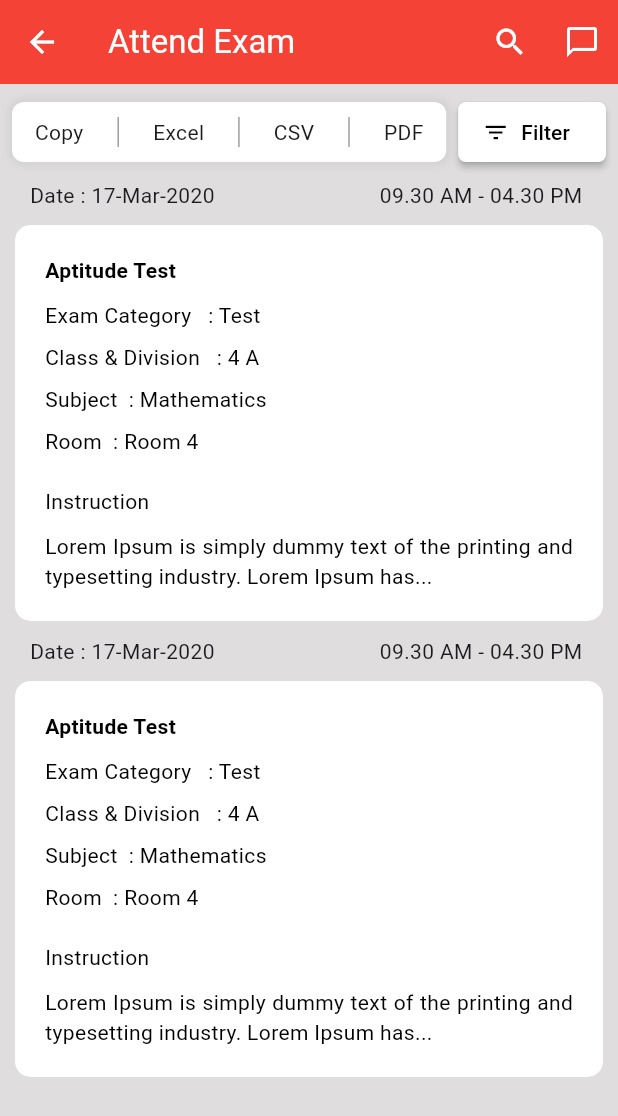
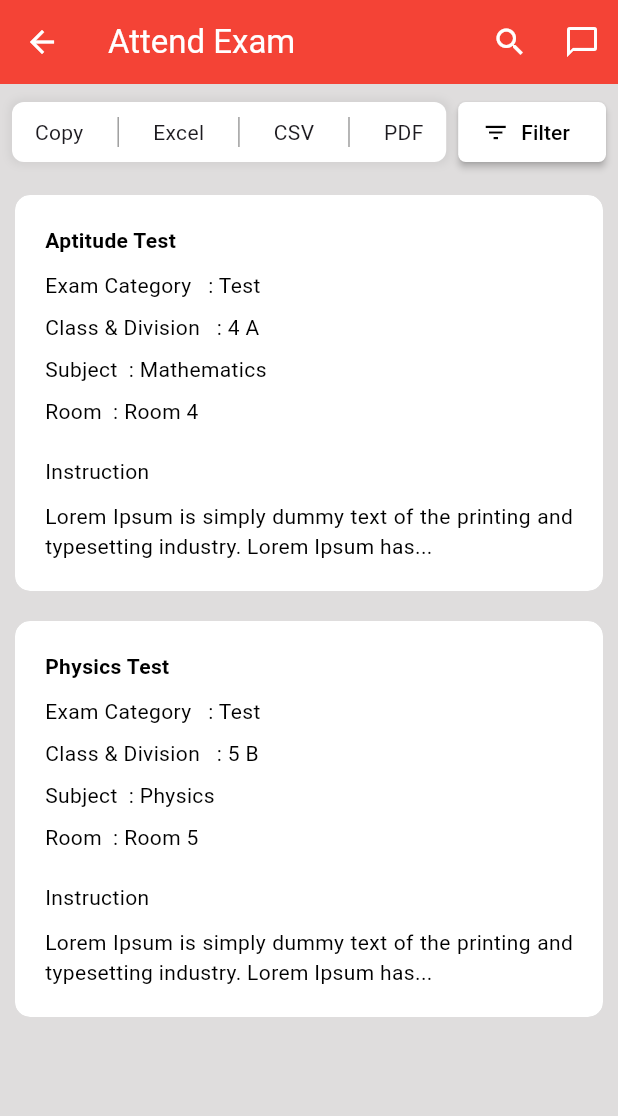
Before and after one commit to anjaleenama/JEETMEET, a Flutter app: the AttendExam screen opened directly, on a phone screen of 412 x 824 dp. Shown: the top 1116 px of the screen. Run offline on Flutter 3.47's test engine with Material 3 defaults, Android fonts, the light colour scheme and no system bars; our stand-ins replace table_calendar.

Commit message:
keerthana done

```diff
--- a/lib/Exam_result1.dart
+++ b/lib/Exam_result1.dart
@@ -1,5 +1,4 @@
 import 'package:flutter/material.dart';
-import 'package:jeet_meet/Exam_result3.dart';
 
 void main() {
   runApp(const MyApp());
@@ -48,7 +47,7 @@ class _ExamResultScreenState extends State<ExamResultScreen> {
       ),
       body: Column(
         children: [
-          // Exam Details Header
+
           GestureDetector(
             onTap: () {
               setState(() {
@@ -136,9 +135,7 @@ class ExamQuestionCard extends StatelessWidget {
             Align(
               alignment: Alignment.center,
               child: ElevatedButton(
-                onPressed: () {
-                  Navigator.push(context, MaterialPageRoute(builder: (context)=>ExamResult3()));
-                },
+                onPressed: () {},
                 style: ElevatedButton.styleFrom(
                   backgroundColor: Colors.purple.shade600,
                   shape: RoundedRectangleBorder(borderRadius: BorderRadius.circular(8)),
--- a/lib/Exam_result3.dart
+++ b/lib/Exam_result3.dart
@@ -1,5 +1,4 @@
 import 'package:flutter/material.dart';
-import 'package:jeet_meet/Exam_result2.dart';
 
 
 void main(List<String> args) {
@@ -200,9 +199,7 @@ class ExamResult3 extends StatelessWidget {
                   backgroundColor: const Color.fromARGB(255, 23, 2, 75),
                   shape: RoundedRectangleBorder(borderRadius: BorderRadius.circular(6)),
                 ),
-                onPressed: () {
-                    Navigator.push(context, MaterialPageRoute(builder: (context)=>ExamResultScreen1()));
-                },
+                onPressed: () {},
                child:Text("View",style:TextStyle(
                 color: Colors.white
                ),)),
--- a/lib/attend_exam.dart
+++ b/lib/attend_exam.dart
@@ -1,5 +1,4 @@
 import 'package:flutter/material.dart';
-
 
 void main(List<String> args) {
   runApp(Myapp());
@@ -23,6 +22,29 @@ class AttendExam extends StatelessWidget {
   @override
   Widget build(BuildContext context) {
 
+    List<Map<String, String>> exams = [
+      {
+        'date': '17-Mar-2020',
+        'time': '09.30 AM - 04.30 PM',
+        'examName': 'Aptitude Test',
+        'examCategory': 'Test',
+        'classDivision': '4 A',
+        'subject': 'Mathematics',
+        'room': 'Room 4',
+        'instructions': 'Lorem Ipsum is simply dummy text of the printing and typesetting industry. Lorem Ipsum has...'
+      },
+      {
+        'date': '18-Mar-2020',
+        'time': '10.00 AM - 05.00 PM',
+        'examName': 'Physics Test',
+        'examCategory': 'Test',
+        'classDivision': '5 B',
+        'subject': 'Physics',
+        'room': 'Room 5',
+        'instructions': 'Lorem Ipsum is simply dummy text of the printing and typesetting industry. Lorem Ipsum has...'
+      },
+
+    ];
 
     return Scaffold(
       backgroundColor: const Color.fromARGB(255, 223, 221, 221),
@@ -35,8 +57,10 @@ class AttendExam extends StatelessWidget {
           IconButton(icon: const Icon(Icons.chat_bubble_outline, color: Colors.white), onPressed: () {}),
         ],
       ),
-      body: Column(
+      body: SingleChildScrollView(
+        child: Column(
           children: [
+
             Padding(
               padding: const EdgeInsets.all(8.0),
               child: Row(
@@ -78,34 +102,23 @@ class AttendExam extends StatelessWidget {
                       foregroundColor: Colors.black,
                       elevation: 2,
                       shape: RoundedRectangleBorder(
-      borderRadius: BorderRadius.circular(5), // Adjust this value to decrease the radius
+                        borderRadius: BorderRadius.circular(5),
                       ),
                     ),
                     onPressed: () {},
                     icon: const Icon(Icons.filter_list),
                     label: const Text("Filter"),
-),],
+                  ),
+                ],
               ),
             ),
 
-          Padding(
-            padding: const EdgeInsets.only(),
-            child: Row(
-             children: [
-              Padding(
-                padding: const EdgeInsets.symmetric(horizontal: 20),
-                child: Row(
-                  children: [
-                    Text("Date : 17-Mar-2020"),
-                    SizedBox(width:110),
-                    Text("09.30 AM - 04.30 PM"),
-                  ],
-                ),
-              )
-             ],
-            ),
-          ),
-          Padding(
+            ListView.builder(
+              shrinkWrap: true,
+              physics: NeverScrollableScrollPhysics(),
+              itemCount: exams.length,
+              itemBuilder: (context, index) {
+                return Padding(
                   padding: const EdgeInsets.all(10),
                   child: Container(
                     padding: EdgeInsets.all(20.0),
@@ -115,17 +128,14 @@ class AttendExam extends StatelessWidget {
                       boxShadow: [
                         BoxShadow(
                           color: Colors.grey.withOpacity(0.5),
-
-
                         ),
                       ],
                     ),
-
                     child: Column(
                       crossAxisAlignment: CrossAxisAlignment.start,
                       children: [
                         Text(
-                'Aptitude Test',
+                          exams[index]['examName']!,
                           style: TextStyle(
                             fontSize: 14,
                             fontWeight: FontWeight.bold,
@@ -134,7 +144,7 @@ class AttendExam extends StatelessWidget {
                         ),
                         SizedBox(height: 10),
                         Text(
-                'Exam Category   : Test',
+                          'Exam Category   : ${exams[index]['examCategory']}',
                           style: TextStyle(
                             fontSize: 14,
                             color: Colors.black,
@@ -142,7 +152,7 @@ class AttendExam extends StatelessWidget {
                         ),
                         SizedBox(height: 8),
                         Text(
-                'Class & Division   : 4 A',
+                          'Class & Division   : ${exams[index]['classDivision']}',
                           style: TextStyle(
                             fontSize: 14,
                             color: Colors.black,
@@ -150,7 +160,7 @@ class AttendExam extends StatelessWidget {
                         ),
                         SizedBox(height: 8),
                         Text(
-                'Subject  : Mathematics',
+                          'Subject  : ${exams[index]['subject']}',
                           style: TextStyle(
                             fontSize: 14,
                             color: Colors.black,
@@ -158,7 +168,7 @@ class AttendExam extends StatelessWidget {
                         ),
                         SizedBox(height: 8),
                         Text(
-                'Room  : Room 4',
+                          'Room  : ${exams[index]['room']}',
                           style: TextStyle(
                             fontSize: 14,
                             color: Colors.black,
@@ -169,13 +179,12 @@ class AttendExam extends StatelessWidget {
                           'Instruction',
                           style: TextStyle(
                             fontSize: 14,
-
                             color: Colors.black,
                           ),
                         ),
                         SizedBox(height: 10),
                         Text(
-                'Lorem Ipsum is simply dummy text of the printing and typesetting industry. Lorem Ipsum has...',
+                          exams[index]['instructions']!,
                           style: TextStyle(
                             fontSize: 14,
                             color: Colors.black,
@@ -185,108 +194,12 @@ class AttendExam extends StatelessWidget {
                       ],
                     ),
                   ),
-      ),
-        Padding(
-            padding: const EdgeInsets.only(),
-            child: Row(
-             children: [
-              Padding(
-                padding: const EdgeInsets.symmetric(horizontal: 20),
-                child: Row(
-                  children: [
-                    Text("Date : 17-Mar-2020"),
-                    SizedBox(width:110),
-                    Text("09.30 AM - 04.30 PM"),
-                  ],
-                ),
-              )
-             ],
-            ),
-          ),
-          Padding(
-            padding: const EdgeInsets.all(10),
-            child: Container(
-          padding: EdgeInsets.all(20.0),
-          decoration: BoxDecoration(
-            color: Colors.white,
-            borderRadius: BorderRadius.circular(10),
-            boxShadow: [
-              BoxShadow(
-                color: Colors.grey.withOpacity(0.5),
-
-
-              ),
-            ],
-          ),
-
-          child: Column(
-            crossAxisAlignment: CrossAxisAlignment.start,
-            children: [
-              Text(
-                'Aptitude Test',
-                style: TextStyle(
-                  fontSize: 14,
-                  fontWeight: FontWeight.bold,
-                  color: Colors.black,
-                ),
-              ),
-              SizedBox(height: 10),
-              Text(
-                'Exam Category   : Test',
-                style: TextStyle(
-                  fontSize: 14,
-                  color: Colors.black,
-                ),
-              ),
-              SizedBox(height: 8),
-              Text(
-                'Class & Division   : 4 A',
-                style: TextStyle(
-                  fontSize: 14,
-                  color: Colors.black,
-                ),
-              ),
-              SizedBox(height: 8),
-              Text(
-                'Subject  : Mathematics',
-                style: TextStyle(
-                  fontSize: 14,
-                  color: Colors.black,
-                ),
-              ),
-              SizedBox(height: 8),
-              Text(
-                'Room  : Room 4',
-                style: TextStyle(
-                  fontSize: 14,
-                  color: Colors.black,
-                ),
-              ),
-              SizedBox(height: 20),
-              Text(
-                'Instruction',
-                style: TextStyle(
-                  fontSize: 14,
-
-                  color: Colors.black,
-                ),
-              ),
-              SizedBox(height: 10),
-              Text(
-                'Lorem Ipsum is simply dummy text of the printing and typesetting industry. Lorem Ipsum has...',
-                style: TextStyle(
-                  fontSize: 14,
-                  color: Colors.black,
-                ),
-                textAlign: TextAlign.justify,
+                );
+              },
             ),
           ],
         ),
       ),
-      ),
-        ],
-      ),
     );
-
   }
 }
--- a/lib/examshedule.dart
+++ b/lib/examshedule.dart
@@ -1,5 +1,7 @@
 import 'package:flutter/material.dart';
-import 'package:jeet_meet/onlineexam.dart';
+
+
+
 
 void main(List<String> args) {
   runApp(Myapp());
@@ -12,34 +14,35 @@ class Myapp extends StatelessWidget {
   Widget build(BuildContext context) {
     return MaterialApp(
       debugShowCheckedModeBanner: false,
-      home: Schedule(),
+      home: Schedule
+    (),
     );
   }
 }
 
 class Schedule extends StatelessWidget {
-  const Schedule({super.key});
+  const Schedule
+({super.key});
 
    @override
    Widget build(BuildContext context) {
+
+
     return Scaffold(
       backgroundColor: const Color.fromARGB(255, 223, 221, 221),
       appBar: AppBar(
         leading: const Icon(Icons.arrow_back, color: Colors.white),
-        title:
-            const Text('Exam Schedule', style: TextStyle(color: Colors.white)),
+        title: const Text('Exam Schedule', style: TextStyle(color: Colors.white)),
         backgroundColor: Colors.red,
         actions: [
-          IconButton(
-              icon: const Icon(Icons.search, color: Colors.white),
-              onPressed: () {}),
-          IconButton(
-              icon: const Icon(Icons.chat_bubble_outline, color: Colors.white),
-              onPressed: () {}),
+          IconButton(icon: const Icon(Icons.search, color: Colors.white), onPressed: () {}),
+          IconButton(icon: const Icon(Icons.chat_bubble_outline, color: Colors.white), onPressed: () {}),
         ],
       ),
       body: Column(
+
         children: [
+
           Padding(
             padding: const EdgeInsets.only(),
             child: Container(
@@ -55,16 +58,16 @@ class Schedule extends StatelessWidget {
         blurRadius: 6,
         offset: Offset(0, 3),
       ),
-                ],
-              ),
+    ],),
+
+
               child: Column(
                 children: [
                   Row(
                     children: [
                       Expanded(
                         child: Container(
-                          padding: const EdgeInsets.symmetric(
-                              vertical: 9, horizontal: 8),
+                          padding: const EdgeInsets.symmetric(vertical: 9,horizontal: 8),
                           decoration: BoxDecoration(
     color: const Color.fromARGB(255, 255, 255, 255),
     borderRadius: BorderRadius.circular(8),
@@ -75,21 +78,17 @@ class Schedule extends StatelessWidget {
         blurRadius: 6,
         offset: Offset(0, 3),
       ),
-                            ],
-                          ),
+    ],),
                           child: IntrinsicHeight(
                             child: const Row(
                               mainAxisAlignment: MainAxisAlignment.spaceEvenly,
                               children: [
                                 Text("Copy"),
-                                VerticalDivider(
-                                    thickness: 1, color: Colors.grey),
+                                VerticalDivider(thickness: 1, color: Colors.grey),
                                 Text("Excel"),
-                                VerticalDivider(
-                                    thickness: 1, color: Colors.grey),
+                                VerticalDivider(thickness: 1, color: Colors.grey),
                                 Text("CSV"),
-                                VerticalDivider(
-                                    thickness: 1, color: Colors.grey),
+                                VerticalDivider(thickness: 1, color: Colors.grey),
                                 Text("PDF"),
                               ],
                             ),
@@ -97,57 +96,76 @@ class Schedule extends StatelessWidget {
                         ),
                       ),
                       const SizedBox(width: 8),
+
                      ElevatedButton.icon(
                     style: ElevatedButton.styleFrom(
                       backgroundColor: Colors.white,
                       foregroundColor: Colors.black,
                       elevation: 2,
                       shape: RoundedRectangleBorder(
-                            borderRadius: BorderRadius.circular(
-                                5), // Adjust this value to decrease the radius
+                        borderRadius: BorderRadius.circular(5), // Adjust this value to decrease the radius
                       ),
                     ),
                     onPressed: () {},
                     icon: const Icon(Icons.filter_list),
                     label: const Text("Filter"),
                   )
+
                     ],
+
                   ),
                   Padding(
                 padding: const EdgeInsets.fromLTRB(10, 2, 10, 0),
                 child: TextField(
+
                   decoration: InputDecoration(
+
                     fillColor: Colors.white,
                     filled: true,
                     hintText: 'Enter Date',
-                        border: OutlineInputBorder(
-                            borderRadius: BorderRadius.circular(12)),
+
+                    border:OutlineInputBorder(
+                      borderRadius: BorderRadius.circular(12)
+                    ),
                     enabledBorder: OutlineInputBorder(
                       borderRadius: BorderRadius.circular(12),
                       borderSide: BorderSide(color: Colors.white),
+
                     ),
                     contentPadding: EdgeInsets.fromLTRB(10, 12, 2, 2),
-                        suffixIcon: Padding(
+                    suffixIcon:  Padding(
                       padding: const EdgeInsets.fromLTRB(10, 0.10, 1, 0.20),
                       child: ElevatedButton(
                     style: ElevatedButton.styleFrom(
-                                backgroundColor: Color.fromRGBO(75, 75, 75, 1),
+                      backgroundColor:Color.fromRGBO(75, 75, 75, 1),
                       shape: RoundedRectangleBorder(
                         borderRadius: BorderRadius.circular(4)),
                     ),
                     onPressed: () {},
-                              child: Text(
-                                "Submit",
-                                style: TextStyle(color: Colors.white),
-                              )),
+                   child:Text("Submit",style:TextStyle(
+                    color: Colors.white
+                   ),)),
+                    ),
+
                     ),
                   ),
               ),
+
+                ],
+
               ),
-                ],
+
+
             ),
+
+
+
+
           ),
-          ),
+
+
+
+
               SizedBox(
                 height: 20,
               ),
@@ -159,14 +177,15 @@ class Schedule extends StatelessWidget {
                 padding: const EdgeInsets.symmetric(horizontal: 20),
                 child: Row(
                   children: [
-                      Text(
-                        "Date : 17-Mar-2020",
-                        style: TextStyle(color: Colors.grey),
+                    Text("Date : 17-Mar-2020",
+                    style: TextStyle(
+                      color: Colors.grey
+                    ),),
+                    SizedBox(width:110),
+                    Text("09.30 AM - 04.30 PM",
+                     style: TextStyle(
+                      color: Colors.grey
                     ),
-                      SizedBox(width: 110),
-                      Text(
-                        "09.30 AM - 04.30 PM",
-                        style: TextStyle(color: Colors.grey),
                     ),
                   ],
                 ),
@@ -177,8 +196,11 @@ class Schedule extends StatelessWidget {
           Padding(
             padding: const EdgeInsets.all(10),
             child: Container(
+
+
           padding: EdgeInsets.all(20.0),
           decoration: BoxDecoration(
+
             color: Colors.white,
             borderRadius: BorderRadius.circular(10),
             boxShadow: [
@@ -187,9 +209,15 @@ class Schedule extends StatelessWidget {
         spreadRadius: 2,
         blurRadius: 6,
         offset: Offset(0, 3),
+
+
+
               ),
+
             ],
+
           ),
+
           child: Column(
             crossAxisAlignment: CrossAxisAlignment.start,
             children: [
@@ -238,6 +266,7 @@ class Schedule extends StatelessWidget {
                 'Instruction',
                 style: TextStyle(
                   fontSize: 14,
+
                   color: Colors.black,
                 ),
               ),
@@ -256,23 +285,23 @@ class Schedule extends StatelessWidget {
               ElevatedButton(
                 style: ElevatedButton.styleFrom(
                   backgroundColor: const Color.fromARGB(255, 23, 2, 75),
-                        shape: RoundedRectangleBorder(
-                            borderRadius: BorderRadius.circular(6)),
+                  shape: RoundedRectangleBorder(borderRadius: BorderRadius.circular(6)),
                 ),
-                      onPressed: () {
-                        Navigator.push(context,
-                            MaterialPageRoute(builder: (context) => Online()));
-                      },
-                      child: Text(
-                        "Attend Exam",
-                        style: TextStyle(color: Colors.white),
-                      )),
+                onPressed: () {},
+               child:Text("Attend Exam",style:TextStyle(
+                color: Colors.white
+               ),)),
             ],
+
+          ),
+
         ),
       ),
-          ),
-        ],
-      ),
+
+
+
+        ],),
       );
+
   }
 }
--- a/lib/issued_book.dart
+++ b/lib/issued_book.dart
@@ -238,39 +238,29 @@ class BookCard extends StatelessWidget {
                   height: 20,
                 ),
                 Row(
-                  children: [
-                    Column(
-
-
-                      children: [
-                        Row(
-
-                          children: [
+                   mainAxisAlignment: MainAxisAlignment.spaceBetween,
+               children: [
                             Column(
                               children: [
                                 Text("Rack No : "),
                                  Text("${book.rackNo}"),
                               ],
                             ),
-                            SizedBox(
-                              width: 270,
-                            ),
+
                            Icon(Icons.picture_as_pdf, color: Colors.red),
                           ],
                         ),
 
                       ],
                     ),
-                  ],
+
                 ),
 
-              ],
 
-            ),
 
           ),
-        ),
       ],
+
     );
   }
 }
```
Also changed, not shown: lib/task.dart (added). Lines whose indentation alone changed are shown as unchanged.
